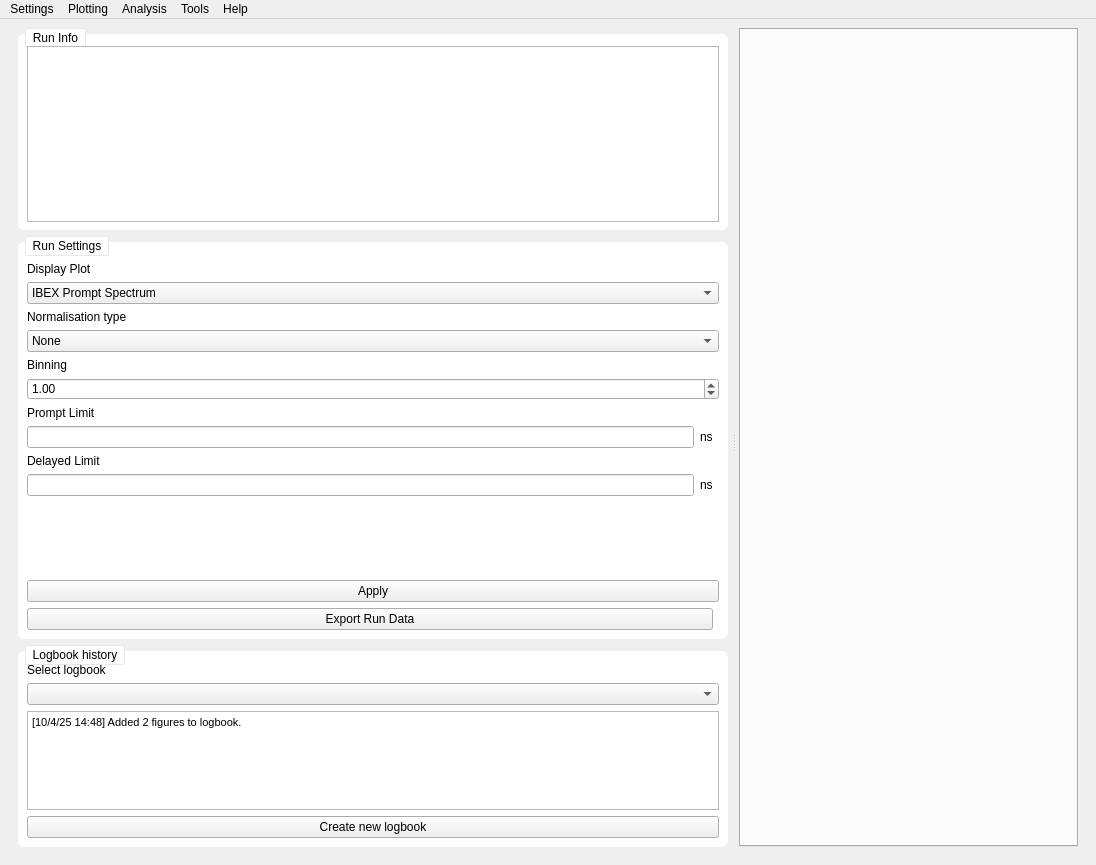
This is src/EVA/gui/ui_files/workspace_nxs.ui in ISISMuon/EVA as Qt 5 draws it before an edit. The edited form follows.
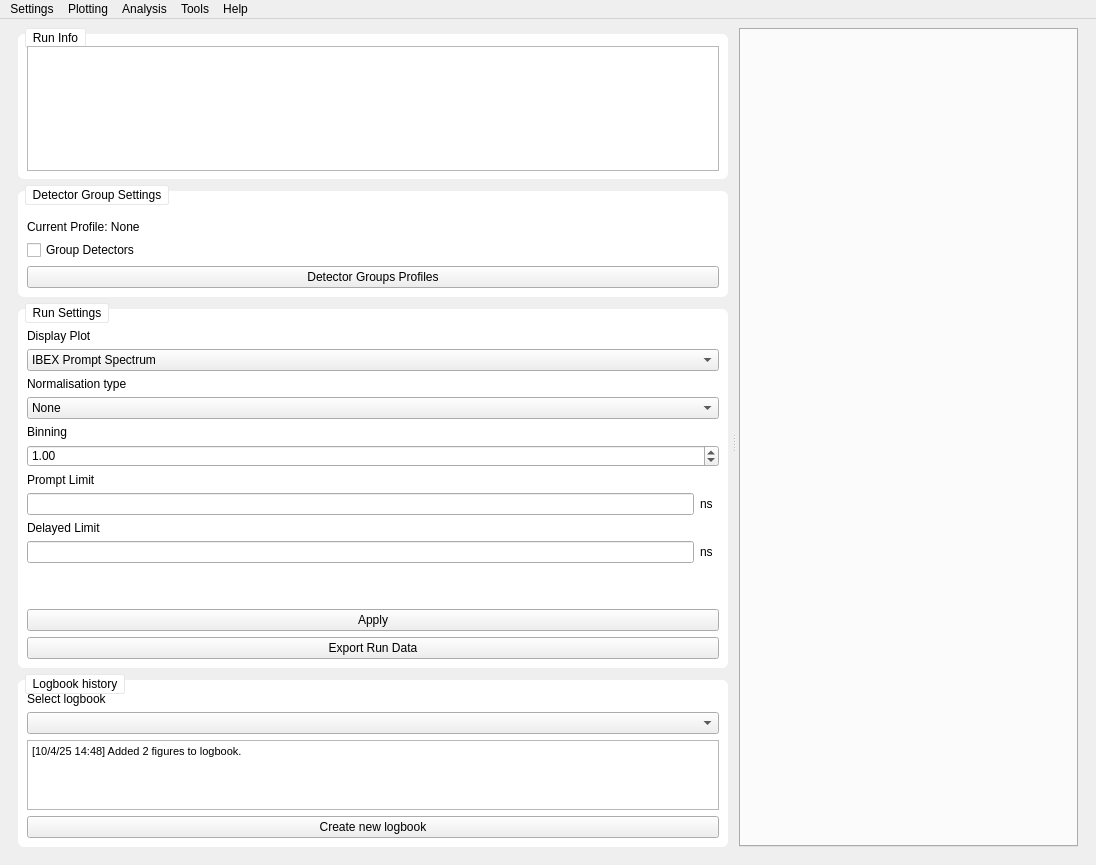
This is the edited form.

Commit message: add groupbox with detector grouping gui objects to ui

Patch:
```diff
--- a/src/EVA/gui/ui_files/workspace_nxs.ui
+++ b/src/EVA/gui/ui_files/workspace_nxs.ui
@@ -137,6 +137,164 @@
           </layout>
          </widget>
         </item>
+        <item>
+         <widget class="QGroupBox" name="groupBox_3">
+          <property name="sizePolicy">
+           <sizepolicy hsizetype="Preferred" vsizetype="MinimumExpanding">
+            <horstretch>0</horstretch>
+            <verstretch>0</verstretch>
+           </sizepolicy>
+          </property>
+          <property name="palette">
+           <palette>
+            <active>
+             <colorrole role="Button">
+              <brush brushstyle="SolidPattern">
+               <color alpha="255">
+                <red>255</red>
+                <green>255</green>
+                <blue>255</blue>
+               </color>
+              </brush>
+             </colorrole>
+             <colorrole role="Base">
+              <brush brushstyle="SolidPattern">
+               <color alpha="255">
+                <red>255</red>
+                <green>255</green>
+                <blue>255</blue>
+               </color>
+              </brush>
+             </colorrole>
+             <colorrole role="Window">
+              <brush brushstyle="SolidPattern">
+               <color alpha="255">
+                <red>255</red>
+                <green>255</green>
+                <blue>255</blue>
+               </color>
+              </brush>
+             </colorrole>
+            </active>
+            <inactive>
+             <colorrole role="Button">
+              <brush brushstyle="SolidPattern">
+               <color alpha="255">
+                <red>255</red>
+                <green>255</green>
+                <blue>255</blue>
+               </color>
+              </brush>
+             </colorrole>
+             <colorrole role="Base">
+              <brush brushstyle="SolidPattern">
+               <color alpha="255">
+                <red>255</red>
+                <green>255</green>
+                <blue>255</blue>
+               </color>
+              </brush>
+             </colorrole>
+             <colorrole role="Window">
+              <brush brushstyle="SolidPattern">
+               <color alpha="255">
+                <red>255</red>
+                <green>255</green>
+                <blue>255</blue>
+               </color>
+              </brush>
+             </colorrole>
+            </inactive>
+            <disabled>
+             <colorrole role="Button">
+              <brush brushstyle="SolidPattern">
+               <color alpha="255">
+                <red>255</red>
+                <green>255</green>
+                <blue>255</blue>
+               </color>
+              </brush>
+             </colorrole>
+             <colorrole role="Base">
+              <brush brushstyle="SolidPattern">
+               <color alpha="255">
+                <red>255</red>
+                <green>255</green>
+                <blue>255</blue>
+               </color>
+              </brush>
+             </colorrole>
+             <colorrole role="Window">
+              <brush brushstyle="SolidPattern">
+               <color alpha="255">
+                <red>255</red>
+                <green>255</green>
+                <blue>255</blue>
+               </color>
+              </brush>
+             </colorrole>
+            </disabled>
+           </palette>
+          </property>
+          <property name="autoFillBackground">
+           <bool>false</bool>
+          </property>
+          <property name="styleSheet">
+           <string notr="true">QGroupBox {
+	border-radius: 6px;
+	margin-top: 6px;
+	background-color: white;
+}
+QGroupBox::title {
+    subcontrol-origin: margin;
+    left: 7px;
+    padding: 2px 5px 2px 5px;
+	background-color: white;
+	border: 1px solid #E8E8E8;
+	border-radius: 2px
+}</string>
+          </property>
+          <property name="title">
+           <string>Detector Group Settings</string>
+          </property>
+          <layout class="QVBoxLayout" name="verticalLayout_2">
+           <item>
+            <spacer name="verticalSpacer_2">
+             <property name="orientation">
+              <enum>Qt::Vertical</enum>
+             </property>
+             <property name="sizeHint" stdset="0">
+              <size>
+               <width>20</width>
+               <height>20</height>
+              </size>
+             </property>
+            </spacer>
+           </item>
+           <item>
+            <widget class="QLabel" name="label_9">
+             <property name="text">
+              <string>Current Profile: None</string>
+             </property>
+            </widget>
+           </item>
+           <item>
+            <widget class="QCheckBox" name="group_detector_checkbox">
+             <property name="text">
+              <string>Group Detectors</string>
+             </property>
+            </widget>
+           </item>
+           <item>
+            <widget class="QPushButton" name="group_detector_button">
+             <property name="text">
+              <string>Detector Groups Profiles</string>
+             </property>
+            </widget>
+           </item>
+          </layout>
+         </widget>
+        </item>
         <item>
          <widget class="QGroupBox" name="groupBox_2">
           <property name="sizePolicy">
@@ -179,6 +337,40 @@
            <property name="bottomMargin">
             <number>9</number>
            </property>
+           <item row="13" column="3">
+            <widget class="QLabel" name="label_8">
+             <property name="text">
+              <string>ns</string>
+             </property>
+            </widget>
+           </item>
+           <item row="11" column="2">
+            <widget class="QLineEdit" name="prompt_limit_textbox"/>
+           </item>
+           <item row="8" column="2">
+            <widget class="QLabel" name="label_3">
+             <property name="text">
+              <string>Binning</string>
+             </property>
+            </widget>
+           </item>
+           <item row="19" column="2" colspan="3">
+            <widget class="QPushButton" name="export_run_data_button">
+             <property name="text">
+              <string>Export Run Data</string>
+             </property>
+            </widget>
+           </item>
+           <item row="11" column="3">
+            <widget class="QLabel" name="label_6">
+             <property name="text">
+              <string>ns</string>
+             </property>
+            </widget>
+           </item>
+           <item row="13" column="2">
+            <widget class="QLineEdit" name="delayed_limit_textbox"/>
+           </item>
            <item row="17" column="2" colspan="3">
             <widget class="QPushButton" name="apply_run_settings_button">
              <property name="text">
@@ -186,11 +378,23 @@
              </property>
             </widget>
            </item>
-           <item row="3" column="2">
-            <widget class="QLabel" name="label_4">
-             <property name="text">
-              <string>Display Plot</string>
-             </property>
+           <item row="7" column="2" colspan="3">
+            <widget class="QComboBox" name="normalisation_type_combo_box">
+             <item>
+              <property name="text">
+               <string>None</string>
+              </property>
+             </item>
+             <item>
+              <property name="text">
+               <string>Normalisation by counts</string>
+              </property>
+             </item>
+             <item>
+              <property name="text">
+               <string>Normalisation by events</string>
+              </property>
+             </item>
             </widget>
            </item>
            <item row="4" column="2" colspan="3">
@@ -227,38 +431,6 @@
              </item>
             </widget>
            </item>
-           <item row="7" column="2" colspan="3">
-            <widget class="QComboBox" name="normalisation_type_combo_box">
-             <item>
-              <property name="text">
-               <string>None</string>
-              </property>
-             </item>
-             <item>
-              <property name="text">
-               <string>Normalisation by counts</string>
-              </property>
-             </item>
-             <item>
-              <property name="text">
-               <string>Normalisation by events</string>
-              </property>
-             </item>
-            </widget>
-           </item>
-           <item row="10" column="2">
-            <widget class="QLabel" name="label_5">
-             <property name="text">
-              <string>Prompt Limit</string>
-             </property>
-            </widget>
-           </item>
-           <item row="13" column="2">
-            <widget class="QLineEdit" name="delayed_limit_textbox"/>
-           </item>
-           <item row="11" column="2">
-            <widget class="QLineEdit" name="prompt_limit_textbox"/>
-           </item>
            <item row="9" column="2" colspan="3">
             <widget class="QDoubleSpinBox" name="binning_spin_box">
              <property name="suffix">
@@ -275,41 +447,6 @@
              </property>
             </widget>
            </item>
-           <item row="13" column="3">
-            <widget class="QLabel" name="label_8">
-             <property name="text">
-              <string>ns</string>
-             </property>
-            </widget>
-           </item>
-           <item row="12" column="2">
-            <widget class="QLabel" name="label_7">
-             <property name="text">
-              <string>Delayed Limit</string>
-             </property>
-            </widget>
-           </item>
-           <item row="11" column="3">
-            <widget class="QLabel" name="label_6">
-             <property name="text">
-              <string>ns</string>
-             </property>
-            </widget>
-           </item>
-           <item row="19" column="2" colspan="2">
-            <widget class="QPushButton" name="export_run_data_button">
-             <property name="text">
-              <string>Export Run Data</string>
-             </property>
-            </widget>
-           </item>
-           <item row="8" column="2">
-            <widget class="QLabel" name="label_3">
-             <property name="text">
-              <string>Binning</string>
-             </property>
-            </widget>
-           </item>
            <item row="6" column="2">
             <widget class="QLabel" name="label_2">
              <property name="styleSheet">
@@ -320,6 +457,27 @@
              </property>
             </widget>
            </item>
+           <item row="10" column="2">
+            <widget class="QLabel" name="label_5">
+             <property name="text">
+              <string>Prompt Limit</string>
+             </property>
+            </widget>
+           </item>
+           <item row="3" column="2">
+            <widget class="QLabel" name="label_4">
+             <property name="text">
+              <string>Display Plot</string>
+             </property>
+            </widget>
+           </item>
+           <item row="12" column="2">
+            <widget class="QLabel" name="label_7">
+             <property name="text">
+              <string>Delayed Limit</string>
+             </property>
+            </widget>
+           </item>
            <item row="16" column="2">
             <spacer name="verticalSpacer">
              <property name="orientation">
```
The commit also changes 1 other file.
